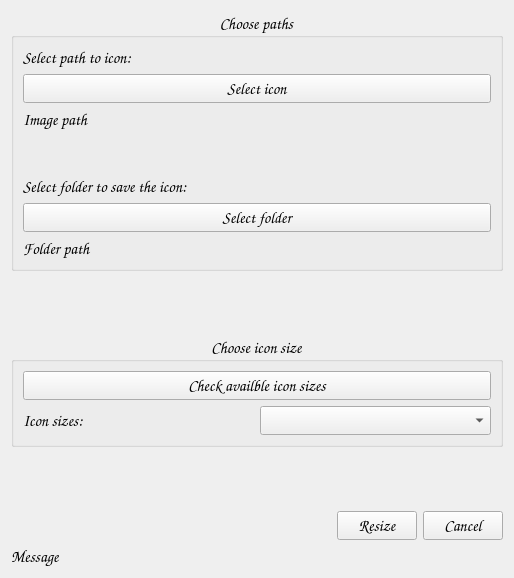
The window that App_main/UI/untitled.ui (piotrekgelert/thumbnail-resizer-tool) describes before a commit, drawn with Qt 5.
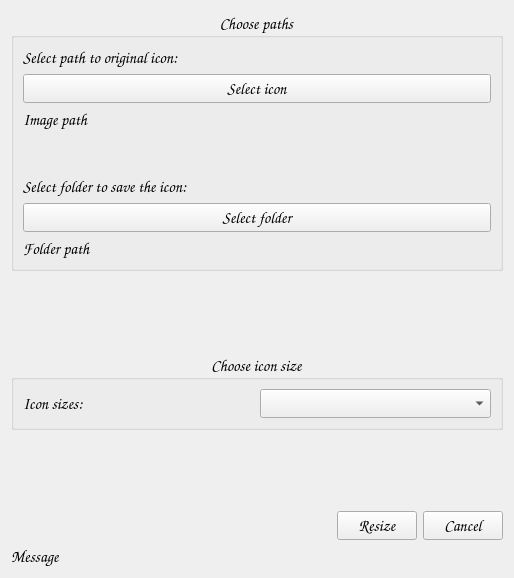
The same window after the commit. Icons and pictures are not drawn.

Commit message: app shows icons smaller then original image size

```diff
--- a/App_main/UI/untitled.ui
+++ b/App_main/UI/untitled.ui
@@ -57,7 +57,7 @@
       <item>
        <widget class="QLabel" name="lb_path_to_file">
         <property name="text">
-         <string>Select path to icon:</string>
+         <string>Select path to original icon:</string>
         </property>
        </widget>
       </item>
@@ -154,13 +154,6 @@
       <set>Qt::AlignCenter</set>
      </property>
      <layout class="QVBoxLayout" name="verticalLayout_2">
-      <item>
-       <widget class="QPushButton" name="pb_icon_sizes_avaibility">
-        <property name="text">
-         <string>Check availble icon sizes</string>
-        </property>
-       </widget>
-      </item>
       <item>
        <layout class="QHBoxLayout" name="hl_image_size">
         <item>
```
The commit also changes 2 other files.
